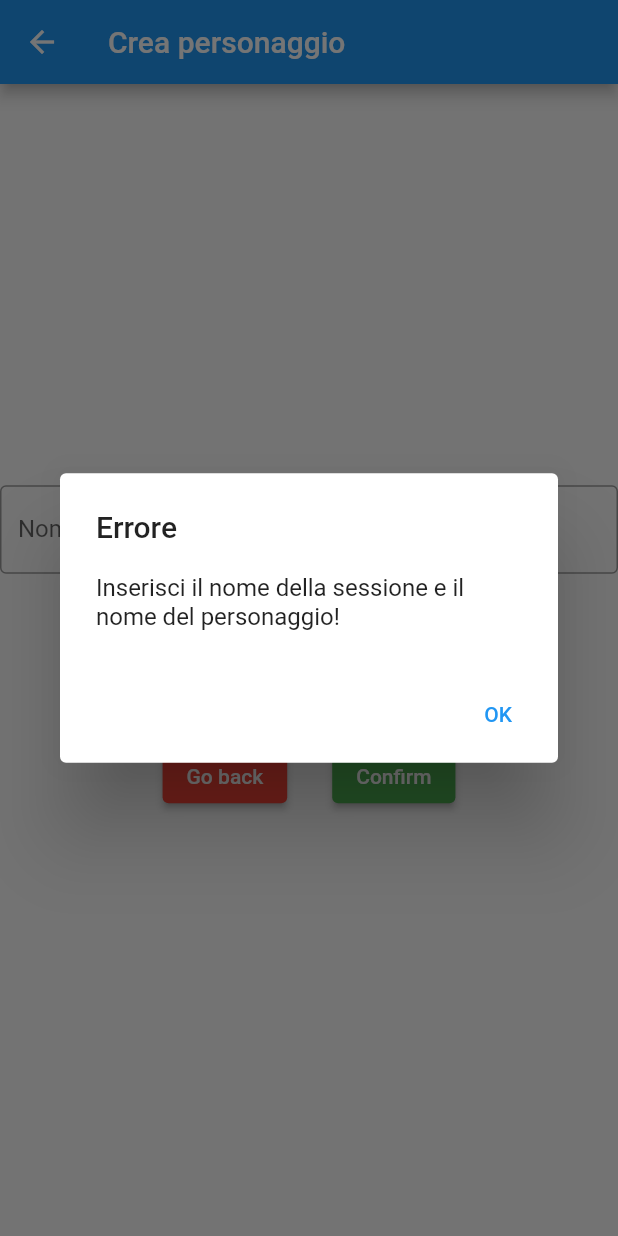
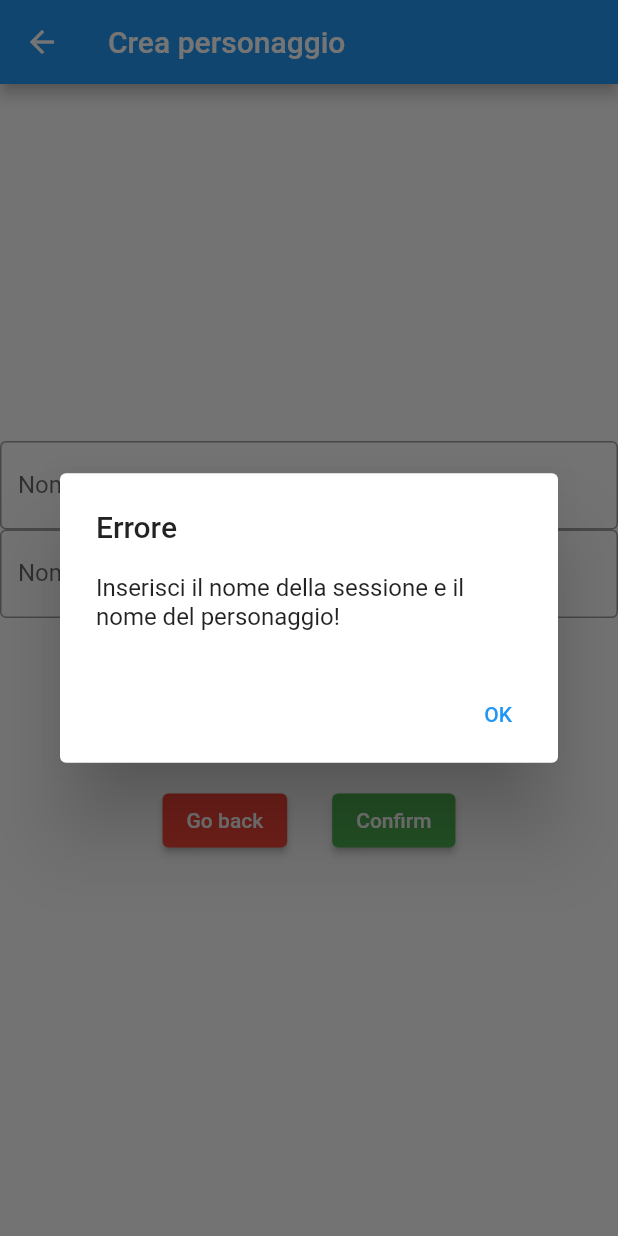
Before and after one commit to MattPy03/game_kidmo, a Flutter app: the SecondRoute screen opened directly with empty values, after a tap on "Confirm", on a phone screen of 412 x 824 dp. Run offline on Flutter 3.47's test engine with Material 2 defaults, Android fonts, the phone set to English and light mode, and no system bars; our stand-ins replace sqflite; accounts and stored records are empty.

Commit message:
add session name parameter in SecondRoute screen, now time will be saved in sql

```diff
--- a/lib/main.dart
+++ b/lib/main.dart
@@ -286,11 +286,13 @@ class _SecondRouteState extends State<SecondRoute> {
   }
 
   late TextEditingController characterName; // = TextEditingController();
+  late TextEditingController sessionName;
 
   @override
   void initState() {
     super.initState();
     characterName = TextEditingController();
+    sessionName = TextEditingController();
   }
 
   @override
@@ -301,6 +303,12 @@ class _SecondRouteState extends State<SecondRoute> {
       ),
       body: Center(
         child: Column(mainAxisAlignment: MainAxisAlignment.center, children: [
+          TextFormField(
+            decoration: InputDecoration(
+                border: OutlineInputBorder(), labelText: 'Nome della sessione'),
+            controller: sessionName,
+            validator: (value) {},
+          ),
           TextFormField(
             decoration: InputDecoration(
                 border: OutlineInputBorder(), labelText: 'Nome personaggio'),
@@ -351,12 +359,12 @@ class _SecondRouteState extends State<SecondRoute> {
                 child: ElevatedButton(
                     style: ElevatedButton.styleFrom(primary: Colors.green),
                     onPressed: () async {
-                      if (characterName.text == "") {
+                      if (characterName.text == "" || sessionName.text == "") {
                         verifyForm(context);
                       } else {
                         int id = await widget.db.insertSession({
-                          "sessionName": "prova2",
-                          "time": 3,
+                          "sessionName": sessionName.text,
+                          "time": DateTime.now().millisecondsSinceEpoch ~/ 1000,
                           "name": characterName.text,
                           "raceID": 0,
                           "raceName": textValueRace,
```
